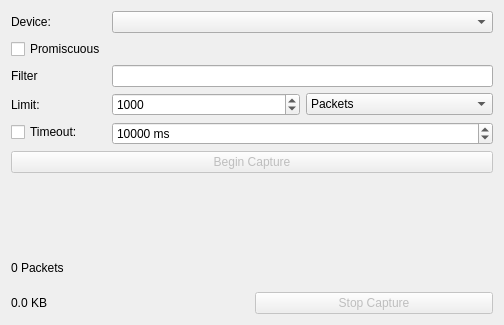
Qt form src/hobbits-plugins/importerexporters/PacketCapture/capturedialog.ui (goldest-star/binary-analysis-tool) before a commit.
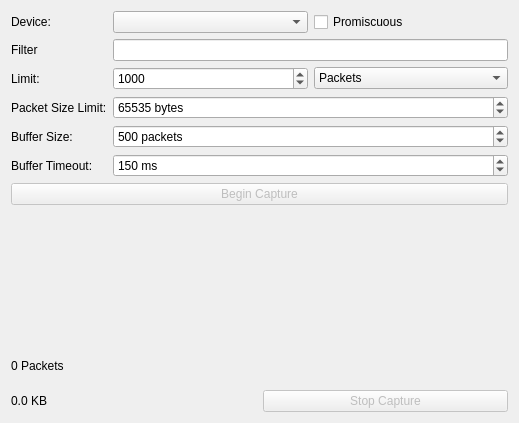
The same form after that commit.

Commit message: feat: add packet capture importer

```diff
--- a/src/hobbits-plugins/importerexporters/PacketCapture/capturedialog.ui
+++ b/src/hobbits-plugins/importerexporters/PacketCapture/capturedialog.ui
@@ -6,8 +6,8 @@
    <rect>
     <x>0</x>
     <y>0</y>
-    <width>504</width>
-    <height>325</height>
+    <width>519</width>
+    <height>423</height>
    </rect>
   </property>
   <property name="windowTitle">
@@ -27,16 +27,37 @@
       </widget>
      </item>
      <item row="0" column="1">
-      <widget class="QComboBox" name="cb_device"/>
+      <layout class="QHBoxLayout" name="horizontalLayout_2">
+       <item>
+        <widget class="QComboBox" name="cb_device"/>
+       </item>
+       <item>
+        <widget class="QCheckBox" name="ck_promiscuous">
+         <property name="text">
+          <string>Promiscuous</string>
+         </property>
+        </widget>
+       </item>
+      </layout>
      </item>
-     <item row="3" column="0">
+     <item row="1" column="0">
+      <widget class="QLabel" name="label_3">
+       <property name="text">
+        <string>Filter</string>
+       </property>
+      </widget>
+     </item>
+     <item row="1" column="1">
+      <widget class="QLineEdit" name="le_filter"/>
+     </item>
+     <item row="2" column="0">
       <widget class="QLabel" name="label_2">
        <property name="text">
         <string>Limit:</string>
        </property>
       </widget>
      </item>
-     <item row="3" column="1">
+     <item row="2" column="1">
       <layout class="QHBoxLayout" name="horizontalLayout">
        <item>
         <widget class="QSpinBox" name="sb_limit">
@@ -67,15 +88,64 @@
        </item>
       </layout>
      </item>
+     <item row="3" column="0">
+      <widget class="QLabel" name="label_4">
+       <property name="text">
+        <string>Packet Size Limit:</string>
+       </property>
+      </widget>
+     </item>
+     <item row="3" column="1">
+      <widget class="QSpinBox" name="sb_maxPacketSize">
+       <property name="suffix">
+        <string> bytes</string>
+       </property>
+       <property name="minimum">
+        <number>1</number>
+       </property>
+       <property name="maximum">
+        <number>262144</number>
+       </property>
+       <property name="value">
+        <number>65535</number>
+       </property>
+      </widget>
+     </item>
      <item row="4" column="0">
-      <widget class="QCheckBox" name="ck_timeout">
+      <widget class="QLabel" name="label_6">
        <property name="text">
-        <string>Timeout:</string>
+        <string>Buffer Size:</string>
        </property>
       </widget>
      </item>
      <item row="4" column="1">
+      <widget class="QSpinBox" name="sb_packetBufferSize">
+       <property name="suffix">
+        <string> packets</string>
+       </property>
+       <property name="minimum">
+        <number>1</number>
+       </property>
+       <property name="maximum">
+        <number>10000</number>
+       </property>
+       <property name="value">
+        <number>500</number>
+       </property>
+      </widget>
+     </item>
+     <item row="5" column="0">
+      <widget class="QLabel" name="label_5">
+       <property name="text">
+        <string>Buffer Timeout:</string>
+       </property>
+      </widget>
+     </item>
+     <item row="5" column="1">
       <widget class="QSpinBox" name="sb_timeout">
+       <property name="enabled">
+        <bool>true</bool>
+       </property>
        <property name="suffix">
         <string> ms</string>
        </property>
@@ -83,27 +153,10 @@
         <number>1</number>
        </property>
        <property name="maximum">
-        <number>10000000</number>
+        <number>100000</number>
        </property>
        <property name="value">
-        <number>10000</number>
-       </property>
-      </widget>
-     </item>
-     <item row="2" column="0">
-      <widget class="QLabel" name="label_3">
-       <property name="text">
-        <string>Filter</string>
-       </property>
-      </widget>
-     </item>
-     <item row="2" column="1">
-      <widget class="QLineEdit" name="le_filter"/>
-     </item>
-     <item row="1" column="0">
-      <widget class="QCheckBox" name="ck_promiscuous">
-       <property name="text">
-        <string>Promiscuous</string>
+        <number>150</number>
        </property>
       </widget>
      </item>
```
Left out of the diff: 35 changed lines with no effect on the pictures. The commit also changes 2 other files.
